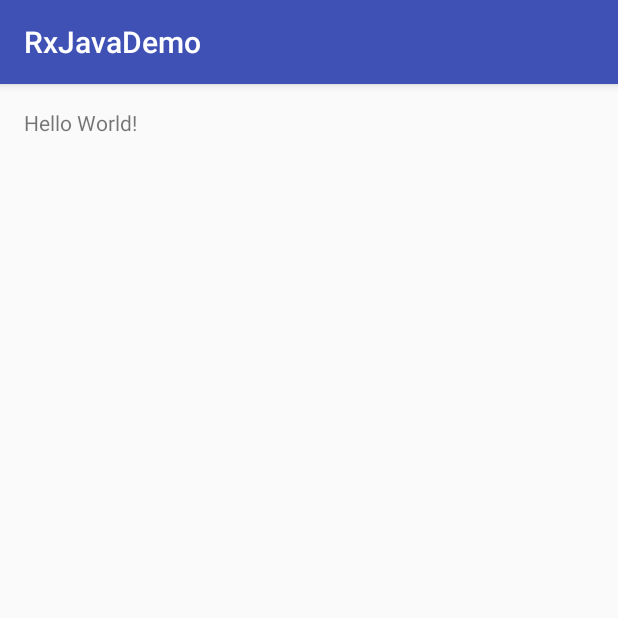
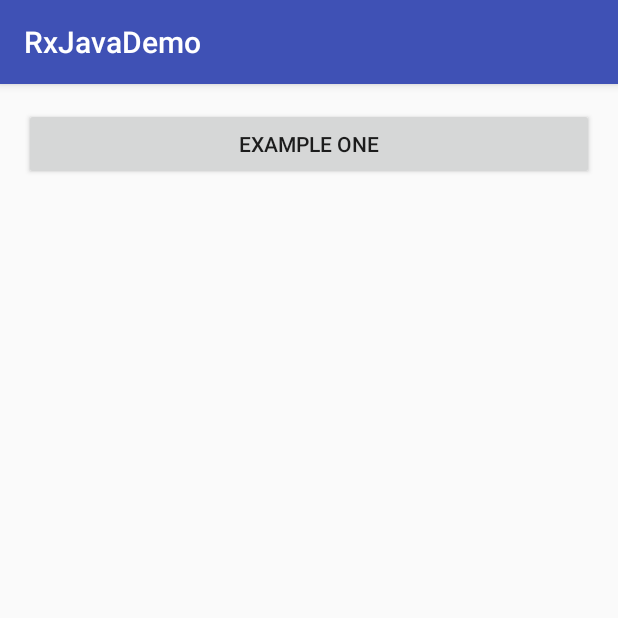
Before and after one commit to bernhardpflug/RxJavaDemo, an Android app: the screen it shows after launch (MainActivity), on a phone screen of 412 x 824 dp, the top half of it. Run offline under Robolectric (Android 15) with nearby library versions, the phone set to English and light mode, and no system bars; our stand-ins replace ButterKnife.

Commit message:
Adding first example on how to create an observer and subscribe to it

```diff
--- a/app/build.gradle
+++ b/app/build.gradle
@@ -29,6 +29,8 @@ dependencies {
     testCompile 'junit:junit:4.12'
     compile 'com.android.support:appcompat-v7:23.1.0'
 
+    compile 'com.jakewharton:butterknife:7.0.1'
+
     compile 'io.reactivex:rxjava:1.0.14'
     compile 'io.reactivex:rxandroid:1.0.1'
 }
--- a/app/src/main/AndroidManifest.xml
+++ b/app/src/main/AndroidManifest.xml
@@ -15,6 +15,10 @@
                 <category android:name="android.intent.category.LAUNCHER" />
             </intent-filter>
         </activity>
+        <activity
+            android:name="at.bernhardpflug.rxjavademo.ExampleOneActivity"
+            android:label="@string/title_activity_example_one" >
+        </activity>
     </application>
 
 </manifest>
--- a/app/src/main/java/at/bernhardpflug/rxjavademo/MainActivity.java
+++ b/app/src/main/java/at/bernhardpflug/rxjavademo/MainActivity.java
@@ -1,9 +1,12 @@
 package at.bernhardpflug.rxjavademo;
 
+import android.content.Intent;
+import android.os.Bundle;
 import android.support.v7.app.AppCompatActivity;
-import android.os.Bundle;
 
 import bernhardpflug.at.rxjavademo.R;
+import butterknife.ButterKnife;
+import butterknife.OnClick;
 
 public class MainActivity extends AppCompatActivity {
 
@@ -11,5 +14,12 @@ public class MainActivity extends AppCompatActivity {
     protected void onCreate(Bundle savedInstanceState) {
         super.onCreate(savedInstanceState);
         setContentView(R.layout.activity_main);
+
+        ButterKnife.bind(this);
+    }
+
+    @OnClick(R.id.exampleOne)
+    void onExampleOneClick() {
+        startActivity(new Intent(this,ExampleOneActivity.class));
     }
 }
--- a/app/src/main/res/layout/activity_main.xml
+++ b/app/src/main/res/layout/activity_main.xml
@@ -1,11 +1,18 @@
 <?xml version="1.0" encoding="utf-8"?>
-<RelativeLayout xmlns:android="http://schemas.android.com/apk/res/android"
-    xmlns:tools="http://schemas.android.com/tools" android:layout_width="match_parent"
-    android:layout_height="match_parent" android:paddingLeft="@dimen/activity_horizontal_margin"
+<LinearLayout xmlns:android="http://schemas.android.com/apk/res/android"
+    xmlns:tools="http://schemas.android.com/tools"
+    android:layout_width="match_parent"
+    android:layout_height="match_parent"
+    android:orientation="vertical"
+    android:paddingBottom="@dimen/activity_vertical_margin"
+    android:paddingLeft="@dimen/activity_horizontal_margin"
     android:paddingRight="@dimen/activity_horizontal_margin"
     android:paddingTop="@dimen/activity_vertical_margin"
-    android:paddingBottom="@dimen/activity_vertical_margin" tools:context=".MainActivity">
+    tools:context=".MainActivity">
 
-    <TextView android:text="Hello World!" android:layout_width="wrap_content"
-        android:layout_height="wrap_content" />
-</RelativeLayout>
+    <Button
+        android:id="@+id/exampleOne"
+        android:layout_width="match_parent"
+        android:layout_height="wrap_content"
+        android:text="@string/title_activity_example_one" />
+</LinearLayout>
--- a/app/src/main/res/values/strings.xml
+++ b/app/src/main/res/values/strings.xml
@@ -1,3 +1,4 @@
 <resources>
     <string name="app_name">RxJavaDemo</string>
+    <string name="title_activity_example_one">Example One</string>
 </resources>
```
Also changed, not shown: app/src/main/java/at/bernhardpflug/rxjavademo/ExampleOneActivity.java (added, +87 -0 lines), app/src/main/res/layout/activity_example_one.xml (added, +13 -0 lines), 1 other file.
